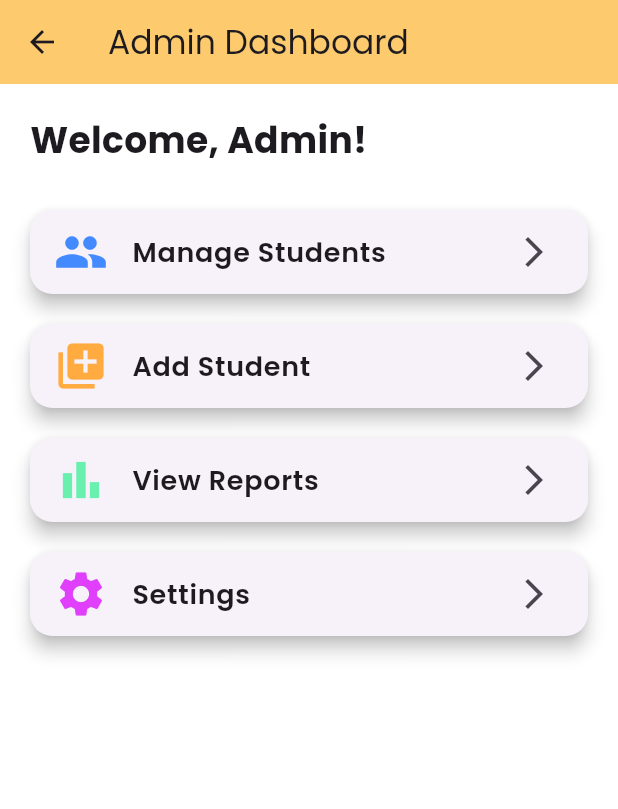
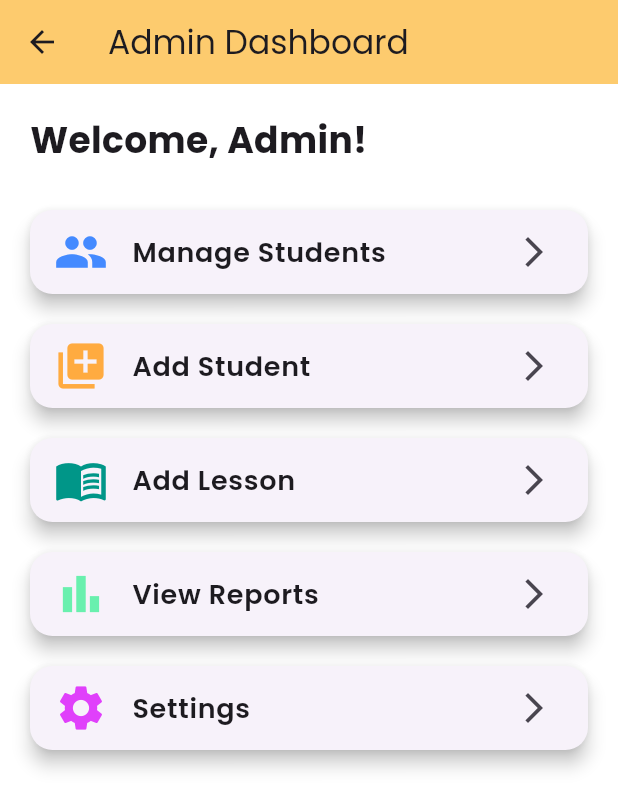
Before and after one commit to Arsema13/kid-s-learning-platfrom, a Flutter app: the AdminHomeScreen screen opened by its route, on a phone screen of 412 x 824 dp. Shown: the top 809 px of the screen. Run offline on Flutter 3.47's test engine with Material 3 defaults, Android fonts, the phone set to English and light mode, and no system bars; our stand-ins replace cloud_firestore, confetti, firebase_auth, firebase_core, google_fonts, lottie and 3 more; accounts and stored records are empty.

Commit message:
updated home screen for admin

```diff
--- a/lib/screens/admin/admin_home_screen.dart
+++ b/lib/screens/admin/admin_home_screen.dart
@@ -4,6 +4,7 @@ import 'manage_students_screen.dart';
 import 'add_lesson_screen.dart';
 import 'reports_screen.dart';
 import 'admin_settings_screen.dart';
+import 'add_student_screen.dart';
 
 class AdminHomeScreen extends StatelessWidget {
   const AdminHomeScreen({super.key});
@@ -25,7 +26,8 @@ class AdminHomeScreen extends StatelessWidget {
           children: [
             Text(
               "Welcome, Admin!",
-              style: GoogleFonts.poppins(fontSize: 24, fontWeight: FontWeight.bold),
+              style: GoogleFonts.poppins(
+                  fontSize: 24, fontWeight: FontWeight.bold),
             ),
             const SizedBox(height: 20),
             Expanded(
@@ -38,7 +40,8 @@ class AdminHomeScreen extends StatelessWidget {
                     Colors.blueAccent,
                     () => Navigator.push(
                       context,
-                      MaterialPageRoute(builder: (_) => const ManageStudentsScreen()),
+                      MaterialPageRoute(
+                          builder: (_) => const ManageStudentsScreen()),
                     ),
                   ),
                   _buildCard(
@@ -48,7 +51,19 @@ class AdminHomeScreen extends StatelessWidget {
                     Colors.orangeAccent,
                     () => Navigator.push(
                       context,
-                      MaterialPageRoute(builder: (_) => const AddStudentScreen()),
+                      MaterialPageRoute(
+                          builder: (_) => const AddStudentScreen()),
+                    ),
+                  ),
+                  _buildCard(
+                    context,
+                    "Add Lesson", // New card for adding lessons
+                    Icons.menu_book,
+                    Colors.teal,
+                    () => Navigator.push(
+                      context,
+                      MaterialPageRoute(
+                          builder: (_) => const AddLessonScreen()),
                     ),
                   ),
                   _buildCard(
@@ -58,7 +73,8 @@ class AdminHomeScreen extends StatelessWidget {
                     Colors.greenAccent,
                     () => Navigator.push(
                       context,
-                      MaterialPageRoute(builder: (_) => const ReportsScreen()),
+                      MaterialPageRoute(
+                          builder: (_) => const ReportsScreen()),
                     ),
                   ),
                   _buildCard(
@@ -68,7 +84,8 @@ class AdminHomeScreen extends StatelessWidget {
                     Colors.purpleAccent,
                     () => Navigator.push(
                       context,
-                      MaterialPageRoute(builder: (_) => const AdminSettingsScreen()),
+                      MaterialPageRoute(
+                          builder: (_) => const AdminSettingsScreen()),
                     ),
                   ),
                 ],
@@ -80,14 +97,17 @@ class AdminHomeScreen extends StatelessWidget {
     );
   }
 
-  Widget _buildCard(BuildContext context, String title, IconData icon, Color color, VoidCallback onTap) {
+  Widget _buildCard(BuildContext context, String title, IconData icon, Color color,
+      VoidCallback onTap) {
     return Card(
       elevation: 5,
       margin: const EdgeInsets.symmetric(vertical: 10),
       shape: RoundedRectangleBorder(borderRadius: BorderRadius.circular(15)),
       child: ListTile(
         leading: Icon(icon, color: color, size: 36),
-        title: Text(title, style: GoogleFonts.poppins(fontSize: 18, fontWeight: FontWeight.w600)),
+        title: Text(title,
+            style: GoogleFonts.poppins(
+                fontSize: 18, fontWeight: FontWeight.w600)),
         trailing: const Icon(Icons.arrow_forward_ios),
         onTap: onTap,
       ),
```
